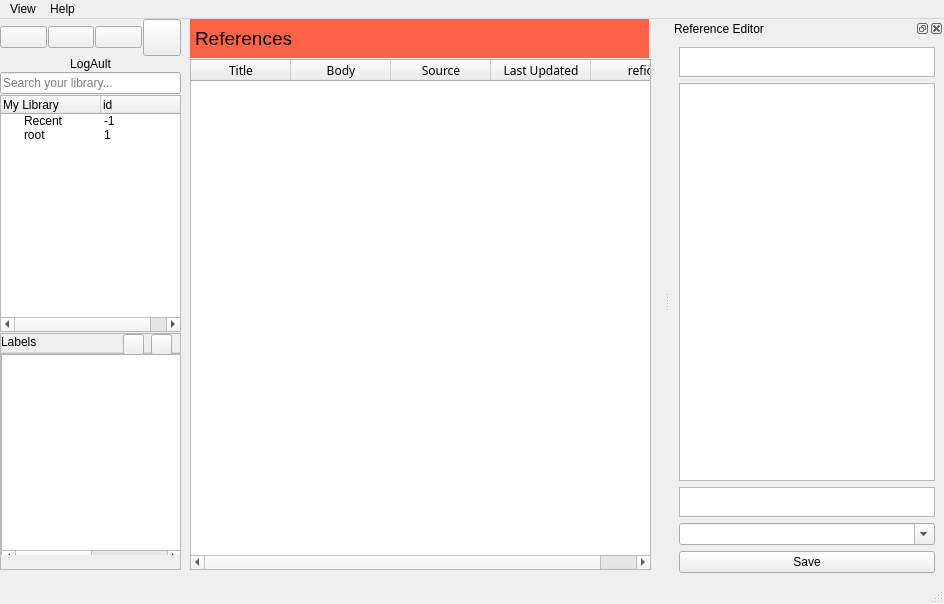
Old version of the form logault.ui in the repository SyedHusaini/LOGault.
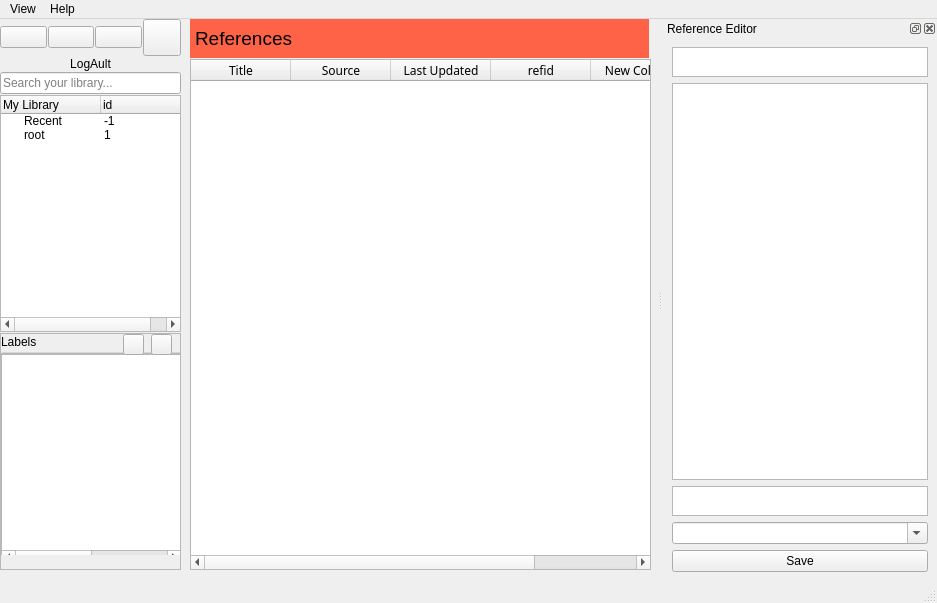
New version of the form. Icons and pictures are not drawn.

What changed in the file:
```diff
--- a/logault.ui
+++ b/logault.ui
@@ -6,8 +6,8 @@
    <rect>
     <x>0</x>
     <y>0</y>
-    <width>944</width>
-    <height>604</height>
+    <width>937</width>
+    <height>603</height>
    </rect>
   </property>
   <property name="windowTitle">
@@ -434,11 +434,6 @@
       <string>Title</string>
      </property>
     </column>
-    <column>
-     <property name="text">
-      <string>Body</string>
-     </property>
-    </column>
     <column>
      <property name="text">
       <string>Source</string>
@@ -454,6 +449,16 @@
       <string>refid</string>
      </property>
     </column>
+    <column>
+     <property name="text">
+      <string>New Column</string>
+     </property>
+    </column>
+    <column>
+     <property name="text">
+      <string>path</string>
+     </property>
+    </column>
    </widget>
   </widget>
   <widget class="QMenuBar" name="menubar">
@@ -461,7 +466,7 @@
     <rect>
      <x>0</x>
      <y>0</y>
-     <width>944</width>
+     <width>937</width>
      <height>26</height>
     </rect>
    </property>
```
